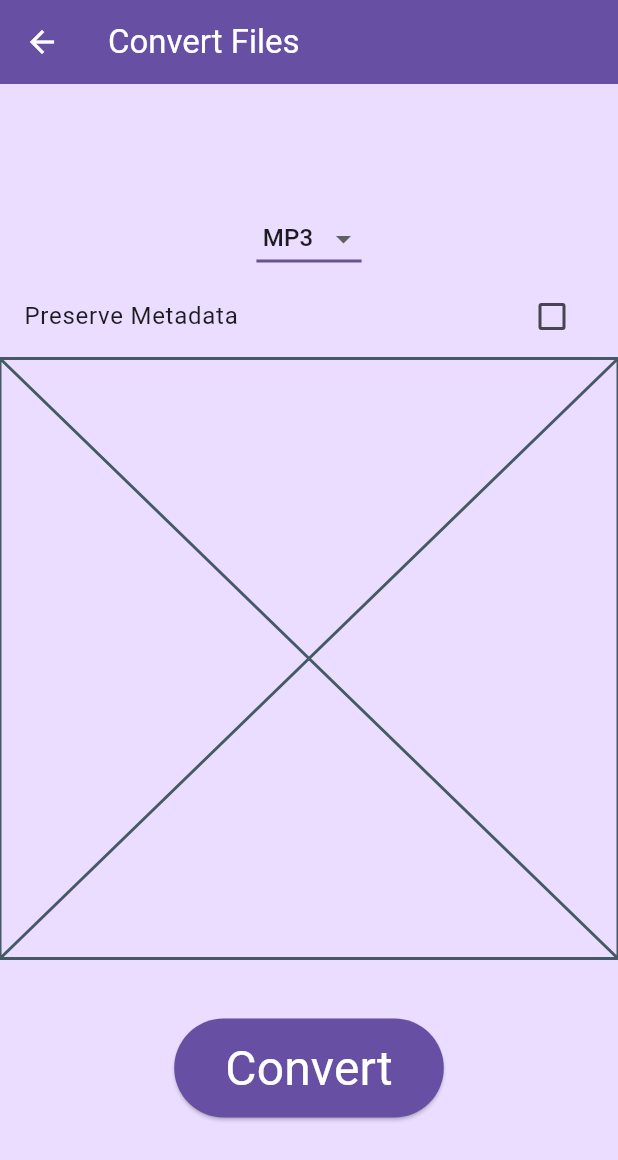
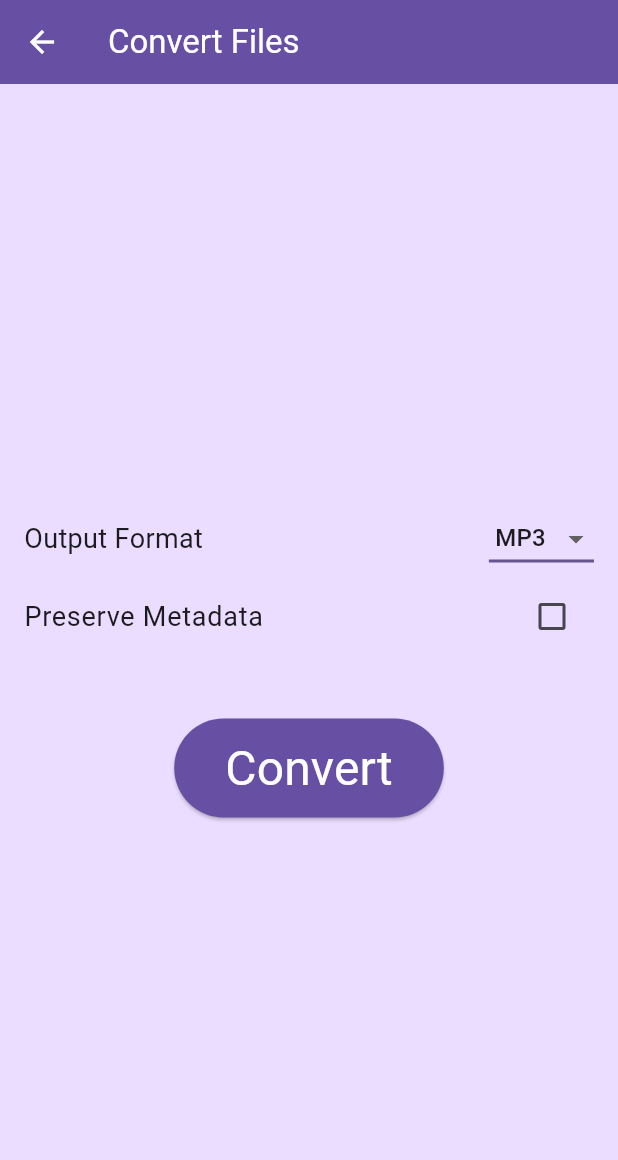
Before and after one commit to mithcs/ShravyaParivartak, a Flutter app: the ConversionPage screen opened directly with empty values, on a phone screen of 412 x 824 dp. Shown: the top 1160 px of the screen. Run offline on Flutter 3.47's test engine with Material 3 defaults, Android fonts, the light colour scheme and no system bars; our stand-ins replace file_picker; missing offline and left inert: ffmpeg_kit_flutter_audio.

Commit message:
Improved UI

```diff
--- a/lib/conversion_page.dart
+++ b/lib/conversion_page.dart
@@ -125,7 +125,6 @@ class ConversionOptions extends StatelessWidget {
         children: [
           const FormatDropdown(),
           const MetadataCheckbox(),
-        const Placeholder(),
         ],
     );
   }
@@ -143,7 +142,14 @@ class _FormatDropdownState extends State<FormatDropdown> {
 
   @override
   Widget build(BuildContext context) {
-    return DropdownButton(
+    return Padding(
+      padding: const EdgeInsets.symmetric(horizontal: 16),
+      child: Row(
+        mainAxisAlignment: MainAxisAlignment.spaceBetween,
+        spacing: 36,
+        children: [
+          Text('Output Format', style: TextStyle(fontSize: 18)),
+          DropdownButton(
             value: format,
             elevation: 16,
             underline: Container(
@@ -158,9 +164,12 @@ class _FormatDropdownState extends State<FormatDropdown> {
             items: formats.map((String value) {
               return DropdownMenuItem(
                 value: value,
-          child: Text(' ' + value.toUpperCase()),
+                child: Text(' $value'.toUpperCase()),
               );
             }).toList(),
+          ),
+        ],
+      ),
     );
   }
 }
@@ -176,7 +185,7 @@ class _MetadataCheckboxState extends State<MetadataCheckbox> {
   @override
   Widget build(BuildContext context) {
     return CheckboxListTile(
-      title: const Text('Preserve Metadata'),
+      title: const Text('Preserve Metadata', style: TextStyle(fontSize: 18)),
       value: preserveMetadata,
       onChanged: (bool? value) {
         setState(() {
```
Lines whose indentation alone changed are shown as unchanged.
